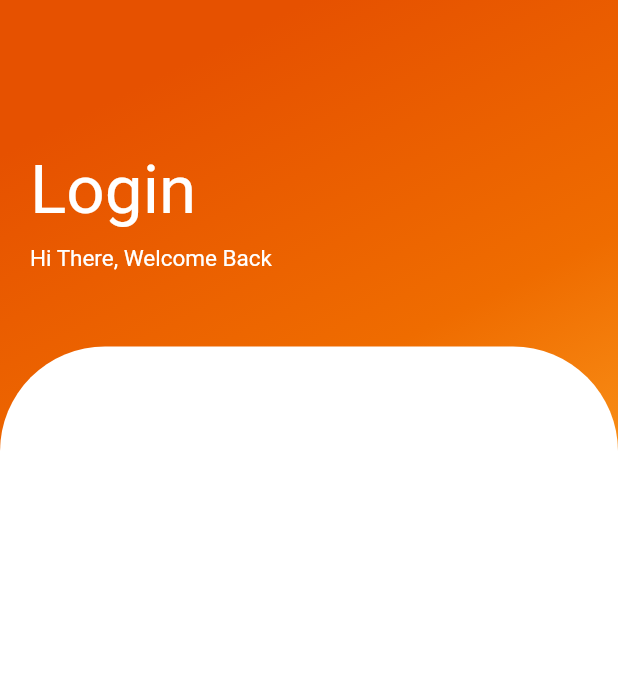
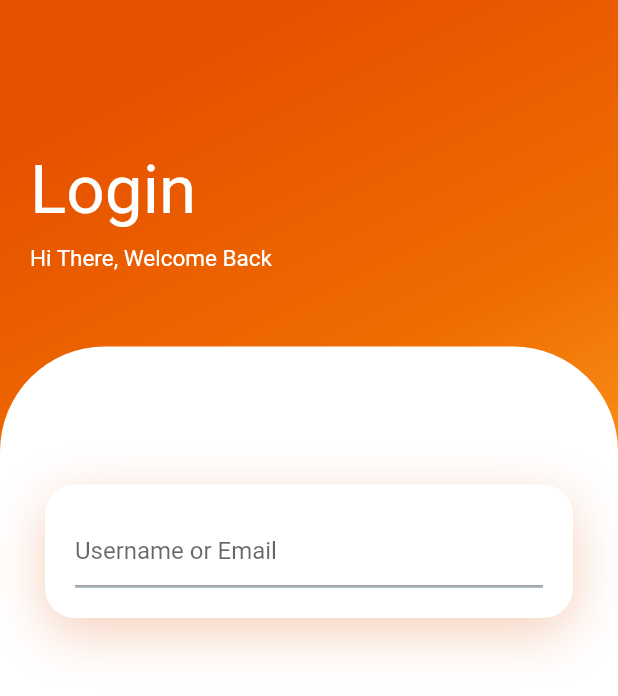
Before and after one commit to ekographs/mobiledeliveryapp, a Flutter app: the screen it shows after launch, item 2 of the bottom bar chosen, after a tap on "Proceed to Checkout", on a phone screen of 412 x 824 dp. Shown: the top 696 px of the screen. Run offline on Flutter 3.47's test engine with Material 2 defaults, Android fonts, the light colour scheme and no system bars; missing offline and left inert: dart:html.

Commit message:
login page in sight

```diff
--- a/lib/src/pages/login_page.dart
+++ b/lib/src/pages/login_page.dart
@@ -44,8 +44,42 @@ class _LoginPageState extends  State<LoginPage>{
                     color: Colors.white,
                     borderRadius: BorderRadius.only(topLeft: Radius.circular(70), topRight: Radius.circular(70)),
                   ),
+                  child: Padding(
+                    padding: EdgeInsets.all(30),
+                    child: Column(
+                      children: <Widget>[
+                        SizedBox(height: 62.0,),
+                      Container(
+                        padding: EdgeInsets.all(20),
+                        decoration: BoxDecoration(
+                          color: Colors.white,
+                          borderRadius: BorderRadius.circular(20),
+                          boxShadow: [BoxShadow(
+                            color: Color.fromRGBO(225, 95, 27, .3),
+                            blurRadius: 30,
+                            offset: Offset(0,10)
+                          )]
+                        ),
+                        child: Column(
+                          children: <Widget> [
+                            Container(
+                              decoration: BoxDecoration(
+                                border: Border(bottom: BorderSide(color: Colors.blueGrey[200]))
+                              ),
+                              child: TextField(
+                                decoration: InputDecoration(
+                                  hintText: "Username or Email",
+                                ),
+                              ),
+                            )
+                          ],
+                        ),
+                      ),
+                    ]
+                  ),
                 ),
-            )
+            ),
+            ),
           ],
       ),
       ),
--- a/lib/src/pages/order_page.dart
+++ b/lib/src/pages/order_page.dart
@@ -26,6 +26,8 @@ class _OrderPageState extends State<OrderPage>{
           padding: EdgeInsets.symmetric(horizontal: 10.0),
           scrollDirection: Axis.vertical,
           children: <Widget>[
+            OrderCard(),
+            OrderCard(),
             OrderCard(),
             OrderCard(),
             _BuildCartTotal()
@@ -94,10 +96,10 @@ Widget _BuildCartTotal(){
               Navigator.of(context).push(MaterialPageRoute(builder: (BuildContext context) => LoginPage()));
             },
             child: Container(
-              height: 52.0,
+              height: 60.0,
               decoration: BoxDecoration(
                 color: Colors.deepOrange,
-                borderRadius: BorderRadius.circular(40.0),
+                borderRadius: BorderRadius.circular(70.0),
               ),
               child: Center(
                 child: Text("Proceed to Checkout",
```
